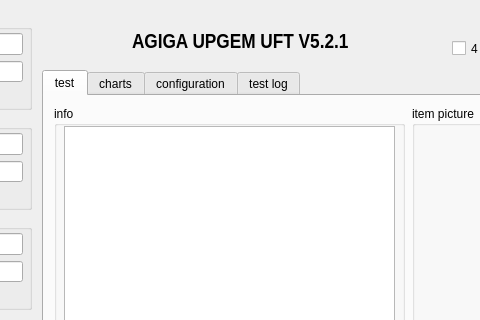
Above: src/UFT_GUI/UFT_Ui.ui from zhoupisen/Garnet before the change; both pictures show x 448 to 928 and y 0 to 320 of the 1222 by 817 pixel window. Below: the same form after it.
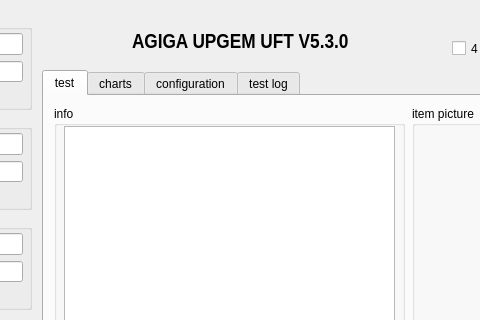
That is the form after the change. Custom widgets are drawn as their Qt base class.

Diff of the .ui file:
```diff
--- a/src/UFT_GUI/UFT_Ui.ui
+++ b/src/UFT_GUI/UFT_Ui.ui
@@ -445,7 +445,7 @@
     <bool>false</bool>
    </property>
    <property name="text">
-    <string>AGIGA UPGEM UFT V5.2.1</string>
+    <string>AGIGA UPGEM UFT V5.3.0</string>
    </property>
    <property name="textFormat">
     <enum>Qt::AutoText</enum>
```
